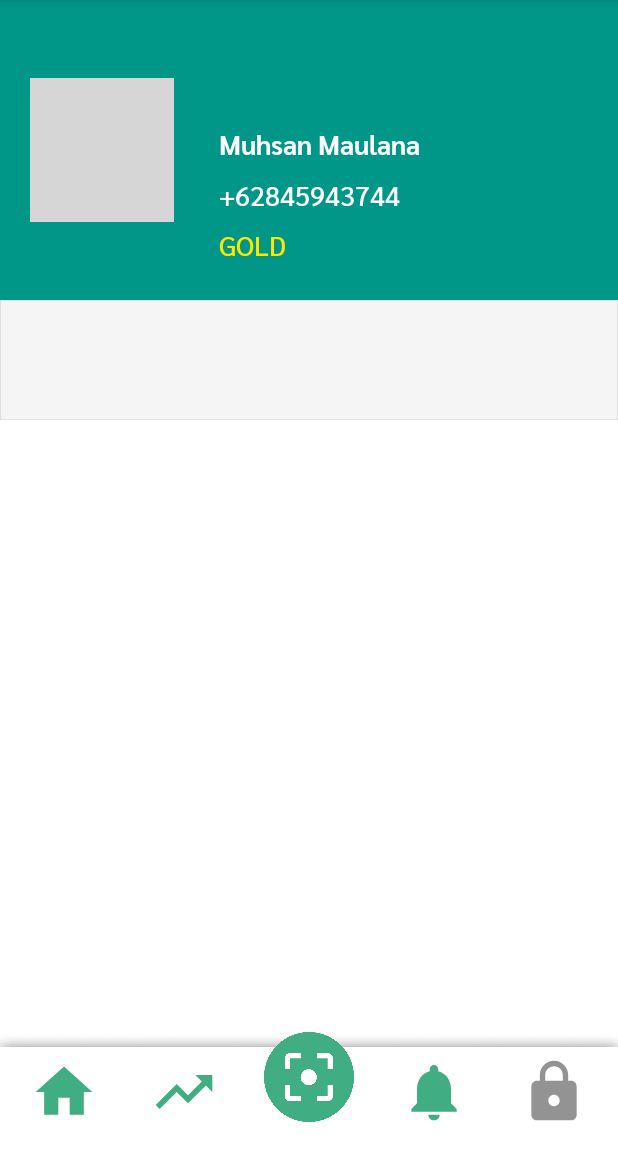
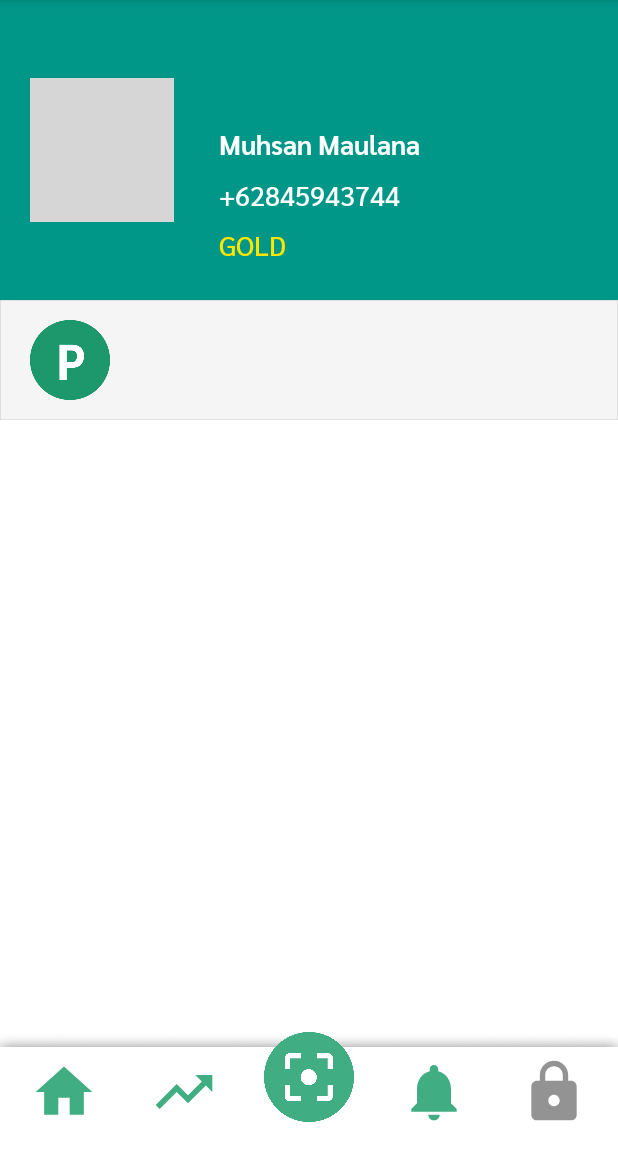
Before and after one commit to muhsanmaulana/App-tusi, an Android app: the ProfilActivity screen opened directly, with no data from a screen before it, on a phone screen of 412 x 824 dp, the part 84-1236 px from its top. Run offline under Robolectric (Android 15) with nearby library versions, the phone set to English and light mode, and no system bars; our stand-ins replace CircleImageView; grey boxes are pictures that could not be loaded.

Commit message:
new activity

```diff
--- a/app/src/main/res/layout/activity_profil.xml
+++ b/app/src/main/res/layout/activity_profil.xml
@@ -89,10 +89,21 @@
                     android:layout_width="match_parent"
                     android:layout_height="80dp">
 
+                    <ImageView
+                        android:layout_marginLeft="20dp"
+                        android:layout_gravity="center_vertical"
+                        android:layout_width="80px"
+                        android:layout_height="80px"
+                        android:background="@drawable/poin"
+                        />
+
                 </LinearLayout>
 
 
             </LinearLayout>
+
+
+
 
 
 
```
Also changed, not shown: app/src/main/res/drawable-v24/bantuan.png (added), app/src/main/res/drawable-v24/invite.png (added), app/src/main/res/drawable-v24/poin.png (added), app/src/main/res/drawable-v24/setting.png (added).
